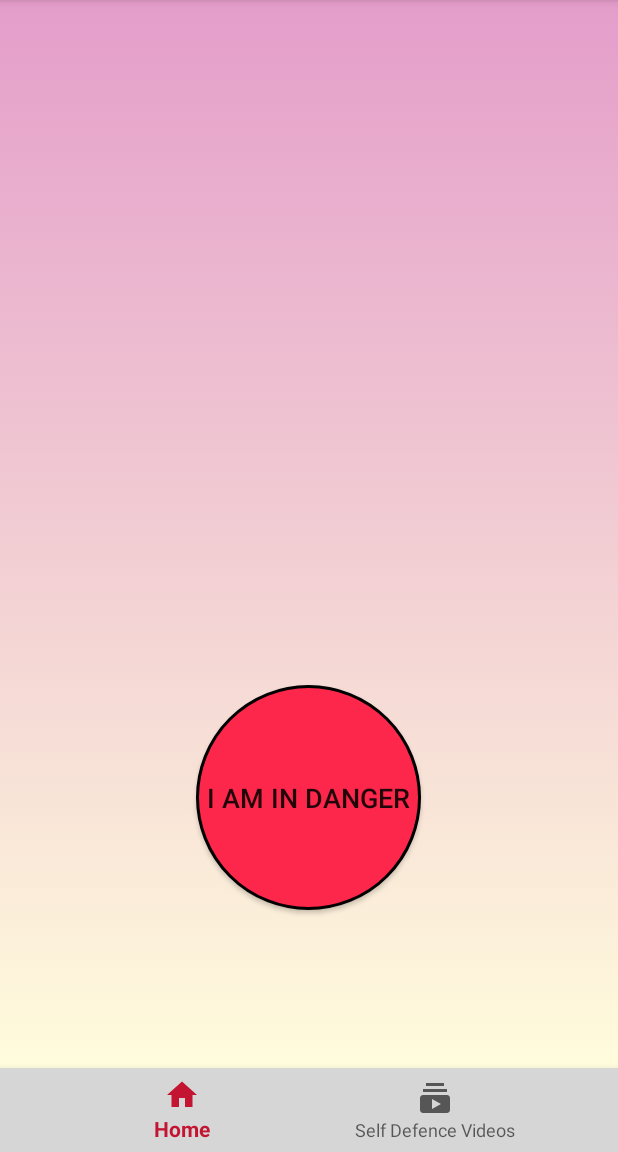
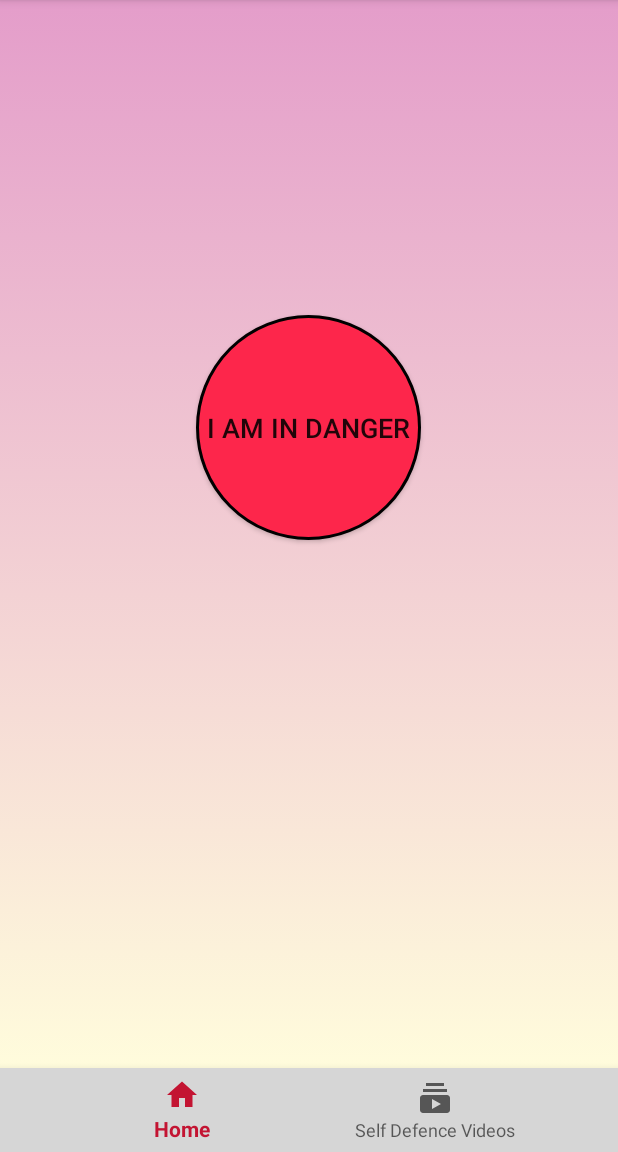
Before and after one commit to raviraxx/BeSafe, an Android app: the LocationFragment screen opened directly, with no data from a screen before it, on a phone screen of 412 x 824 dp, the part 84-1236 px from its top. Run offline under Robolectric (Android 15) with nearby library versions, the phone set to English and light mode, and no system bars; libraries missing offline, so code that uses them is left out: com.getkeepsafe.taptargetview, uk.co.samuelwall; 2 statements that could not run were skipped.

Commit message:
Fragments Updated

```diff
--- a/app/src/main/java/com/example/ravi/besafe/LocationFragment.java
+++ b/app/src/main/java/com/example/ravi/besafe/LocationFragment.java
@@ -196,7 +196,7 @@ public class LocationFragment extends Fragment {
             @Override
             public void onProviderDisabled(String s) {
 
-                if(Build.VERSION.SDK_INT<Build.VERSION_CODES.M) {
+                if(Build.VERSION.SDK_INT < Build.VERSION_CODES.M) {
                     Intent intent = new Intent(Settings.ACTION_LOCATION_SOURCE_SETTINGS);
                     activity.startActivityForResult(intent, GPS_REQUEST);
                 }
@@ -409,14 +409,14 @@ public class LocationFragment extends Fragment {
         @Override
         public synchronized void run() {
 
-            Message threadMessage=Message.obtain();
-            threadMessage.what=11;
-            handler.sendMessage(threadMessage);
+//            Message threadMessage=Message.obtain();
+//            threadMessage.what=11;
+//            handler.sendMessage(threadMessage);
 
             while (runThread) {
 
 
-                if (Build.VERSION.SDK_INT > Build.VERSION_CODES.LOLLIPOP) {
+                if (Build.VERSION.SDK_INT > 22) {
 
                     LocationManager lm = (LocationManager) context.getSystemService(Context.LOCATION_SERVICE);
                     boolean gps_enabled = false;
--- a/app/src/main/java/com/example/ravi/besafe/VideoFragment.java
+++ b/app/src/main/java/com/example/ravi/besafe/VideoFragment.java
@@ -27,7 +27,7 @@ public class VideoFragment extends Fragment {
         recyclerView.setHasFixedSize(true);
         LinearLayoutManager linearLayoutManager=new LinearLayoutManager(getContext());
         linearLayoutManager.setOrientation(LinearLayoutManager.VERTICAL);
-        recyclerView.setLayoutManager(new VegaLayoutManager());
+        recyclerView.setLayoutManager(new LinearLayoutManager(getContext()));
         RecyclerAdapter recyclerAdapter=new RecyclerAdapter(getContext());
         recyclerView.setAdapter(recyclerAdapter);
 
--- a/app/src/main/res/layout/list_items.xml
+++ b/app/src/main/res/layout/list_items.xml
@@ -19,7 +19,7 @@
         card_view:cardUseCompatPadding="true">
         <com.google.android.youtube.player.YouTubeThumbnailView
             android:id="@+id/youtube_thumbnail"
-            android:layout_width="250dp"
+            android:layout_width="match_parent"
             android:layout_height="250dp"
             android:scaleType="centerCrop"
             android:visibility="visible"/>
--- a/app/src/main/res/layout/location_fragment.xml
+++ b/app/src/main/res/layout/location_fragment.xml
@@ -4,7 +4,12 @@
     android:layout_width="match_parent"
     android:background="@drawable/location_bg"
     android:layout_height="match_parent">
-
+<ScrollView
+    android:layout_width="match_parent"
+    android:layout_height="match_parent">
+    <RelativeLayout
+        android:layout_width="match_parent"
+        android:layout_height="match_parent">
     <TextView
         android:id="@+id/tv_location"
         android:layout_width="324dp"
@@ -21,12 +26,15 @@
         android:id="@+id/btn_alert"
         android:layout_width="wrap_content"
         android:layout_height="wrap_content"
-        android:layout_alignParentBottom="true"
+
         android:layout_centerHorizontal="true"
-        android:layout_marginBottom="105dp"
+        android:layout_margin="70dp"
+
         android:textSize="18sp"
         android:padding="5dp"
         android:background="@drawable/danger_btn"
-        android:layout_alignBottom="@+id/tv_location"
+        android:layout_below="@+id/tv_location"
         android:text="@string/btn_dangerText" />
+    </RelativeLayout>
+</ScrollView>
 </RelativeLayout>
--- a/app/src/main/res/layout/videos_fragment.xml
+++ b/app/src/main/res/layout/videos_fragment.xml
@@ -3,6 +3,7 @@
     android:layout_width="match_parent"
     android:background="@drawable/location_bg"
     android:layout_height="match_parent">
+
 
     <android.support.v7.widget.RecyclerView
         android:id="@+id/recyclerView"
```
